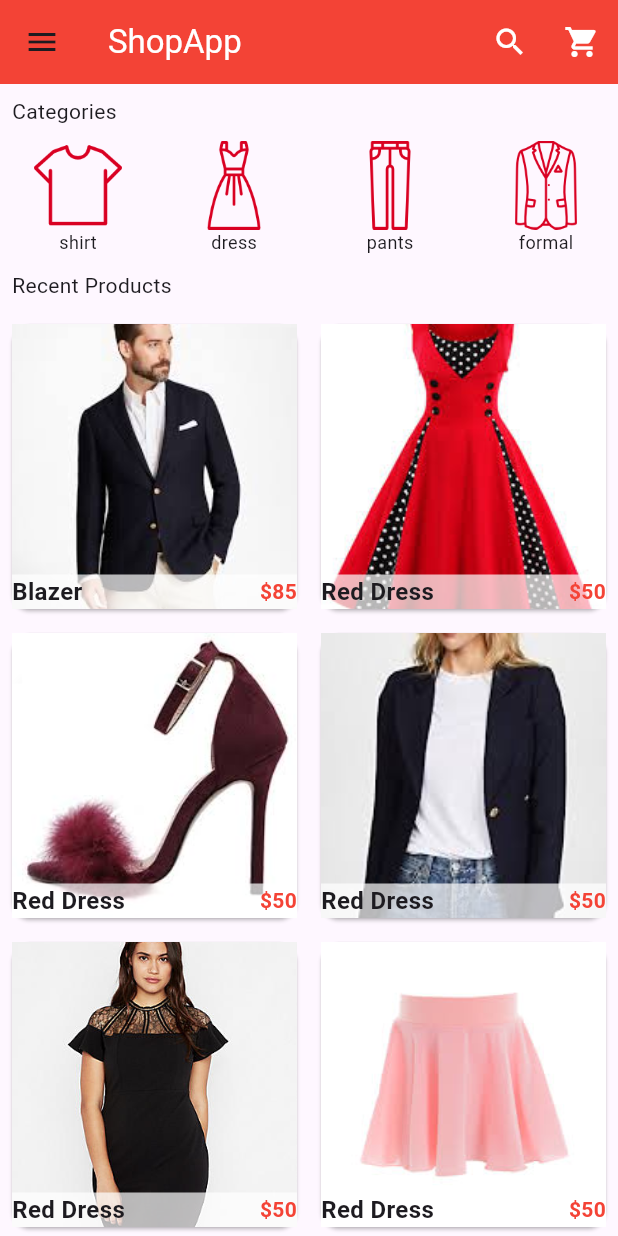
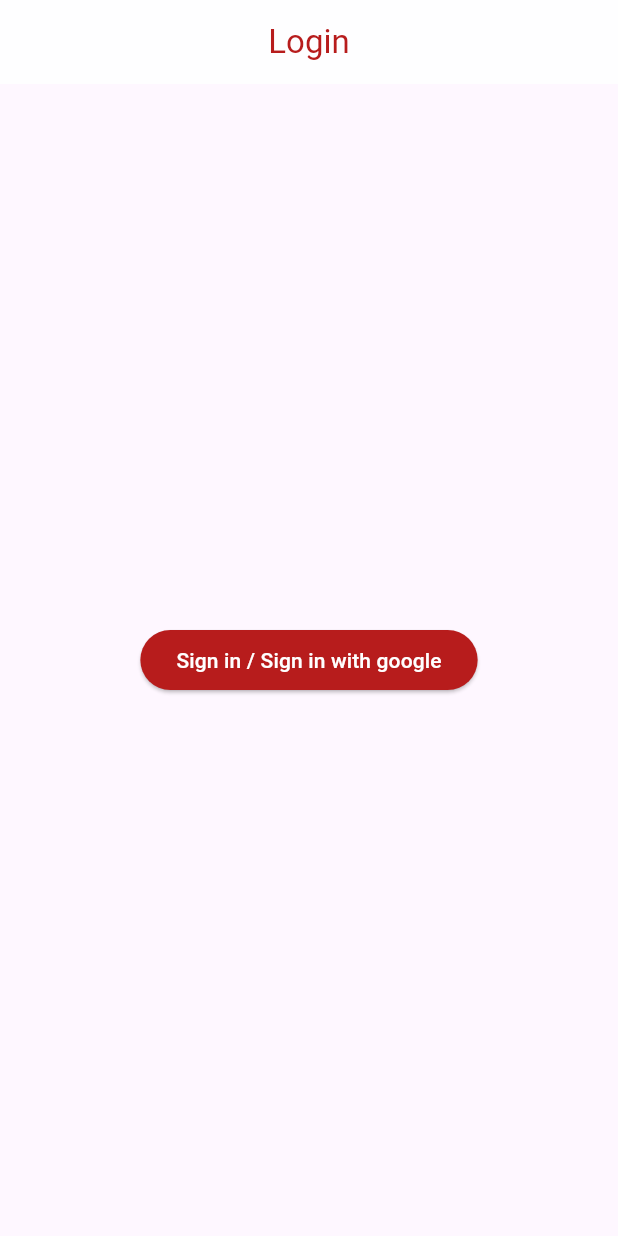
Before and after one commit to lesacIT/my_shop, a Flutter app: the screen it shows after launch, on a phone screen of 412 x 824 dp. Run offline on Flutter 3.47's test engine with Material 3 defaults, Android fonts, the phone set to English and light mode, and no system bars; our stand-ins replace cloud_firestore, firebase_auth, firebase_core, flutter_image_slideshow, fluttertoast, google_sign_in and 1 more; accounts and stored records are empty.

Commit message:
fix error lan 2

```diff
--- a/lib/main.dart
+++ b/lib/main.dart
@@ -1,190 +1,13 @@
+import 'package:firebase_core/firebase_core.dart';
 import 'package:flutter/material.dart';
-import 'package:flutter_image_slideshow/flutter_image_slideshow.dart';
+import './pages/login.dart';
 
-import 'package:my_shop/components/horizontal_listview.dart';
-import 'package:my_shop/components/products.dart';
-import 'package:my_shop/pages/cart.dart';
+void main() async {
+  WidgetsFlutterBinding.ensureInitialized();
+  await Firebase.initializeApp(); // Khởi tạo Firebase
 
-void main() {
   runApp(MaterialApp(
     debugShowCheckedModeBanner: false,
-    home: HomePage(),
+    home: Login(),
   ));
 }
-
-class HomePage extends StatelessWidget {
-  @override
-  Widget build(BuildContext context) {
-    Widget imageCarousel = ImageSlideshow(
-      width: double.infinity,
-      height: 200,
-      initialPage: 0,
-      indicatorColor: Colors.white,
-      indicatorBackgroundColor: Colors.grey,
-      children: [
-        Image.asset(
-          'images/c1.jpg',
-          fit: BoxFit.cover,
-        ),
-        Image.asset(
-          'images/m1.jpeg',
-          fit: BoxFit.cover,
-        ),
-        Image.asset(
-          'images/w3.jpeg',
-          fit: BoxFit.cover,
-        ),
-        Image.asset(
-          'images/w4.jpeg',
-          fit: BoxFit.cover,
-        ),
-        Image.asset(
-          'images/m2.jpg',
-          fit: BoxFit.cover,
-        ),
-      ],
-      onPageChanged: (value) {
-        print('Page changed: $value');
-      },
-      autoPlayInterval: 3000,
-      isLoop: true,
-    );
-    return Scaffold(
-      appBar: AppBar(
-        elevation: 0.1,
-        backgroundColor: Colors.red,
-        title: Text(
-          'ShopApp',
-          style: TextStyle(color: Colors.white),
-        ),
-        actions: <Widget>[
-          IconButton(
-            icon: Icon(
-              Icons.search,
-              color: Colors.white,
-            ),
-            onPressed: () {},
-          ),
-          IconButton(
-            icon: Icon(
-              Icons.shopping_cart,
-              color: Colors.white,
-            ),
-            onPressed: () {
-              Navigator.push(
-                  context, MaterialPageRoute(builder: (context) => new Cart()));
-            },
-          ),
-        ],
-      ),
-      drawer: Drawer(
-        child: ListView(
-          children: <Widget>[
-            UserAccountsDrawerHeader(
-              accountName: Text('Thu Thảo'),
-              accountEmail: Text('thao47827@gmail.com'),
-              currentAccountPicture: GestureDetector(
-                child: CircleAvatar(
-                  backgroundColor: Colors.grey,
-                  child: Icon(
-                    Icons.person,
-                    color: Colors.white,
-                  ),
-                ),
-              ),
-              decoration: BoxDecoration(
-                color: Colors.red,
-              ),
-            ),
-            InkWell(
-              onTap: () {},
-              child: ListTile(
-                title: Text('Home Page'),
-                leading: Icon(
-                  Icons.home,
-                  color: Colors.red,
-                ),
-              ),
-            ),
-            InkWell(
-              onTap: () {},
-              child: ListTile(
-                title: Text('My Account'),
-                leading: Icon(
-                  Icons.person,
-                  color: Colors.red,
-                ),
-              ),
-            ),
-            InkWell(
-              onTap: () {},
-              child: ListTile(
-                title: Text('My Orders'),
-                leading: Icon(
-                  Icons.shopping_basket,
-                  color: Colors.red,
-                ),
-              ),
-            ),
-            InkWell(
-              onTap: () {
-                Navigator.push(context,
-                    MaterialPageRoute(builder: (context) => new Cart()));
-              },
-              child: ListTile(
-                title: Text('Shopping Cart'),
-                leading: Icon(
-                  Icons.shopping_cart,
-                  color: Colors.red,
-                ),
-              ),
-            ),
-            InkWell(
-              onTap: () {},
-              child: ListTile(
-                title: Text('Favourites'),
-                leading: Icon(
-                  Icons.favorite,
-                  color: Colors.red,
-                ),
-              ),
-            ),
-            Divider(),
-            InkWell(
-              onTap: () {},
-              child: ListTile(
-                title: Text('Settings'),
-                leading: Icon(Icons.settings, color: Colors.blue),
-              ),
-            ),
-            InkWell(
-              onTap: () {},
-              child: ListTile(
-                title: Text('About'),
-                leading: Icon(Icons.help, color: Colors.green),
-              ),
-            ),
-          ],
-        ),
-      ),
-      body: new Column(
-        children: <Widget>[
-          // imageCarousel,
-          new Padding(
-            padding: const EdgeInsets.all(8.0),
-            child: Container(
-                alignment: Alignment.centerLeft, child: new Text('Categories')),
-          ),
-          HorizontalList(),
-          new Padding(
-            padding: const EdgeInsets.all(8.0),
-            child: Container(
-                alignment: Alignment.centerLeft,
-                child: new Text('Recent Products')),
-          ),
-          Flexible(child: Products()),
-        ],
-      ),
-    );
-  }
-}
--- /dev/null
+++ b/lib/pages/login.dart
@@ -0,0 +1,133 @@
+import 'package:shared_preferences/shared_preferences.dart';
+import 'package:fluttertoast/fluttertoast.dart';
+import 'package:firebase_auth/firebase_auth.dart';
+import 'package:google_sign_in/google_sign_in.dart';
+import 'package:cloud_firestore/cloud_firestore.dart';
+import 'home.dart';
+import 'package:flutter/material.dart';
+
+class Login extends StatefulWidget {
+  @override
+  _LoginState createState() => _LoginState();
+}
+
+class _LoginState extends State<Login> {
+  final GoogleSignIn googleSignIn = new GoogleSignIn();
+  final FirebaseAuth firebaseAuth = FirebaseAuth.instance;
+  late SharedPreferences preferences;
+  bool loading = false;
+  bool isLogedin = false;
+
+  @override
+  void initState() {
+    super.initState();
+    isSignedIn();
+  }
+
+  void isSignedIn() async {
+    setState(() {
+      loading = true;
+    });
+
+    preferences = await SharedPreferences.getInstance();
+    isLogedin = await googleSignIn.isSignedIn();
+
+    if (isLogedin) {
+      Navigator.pushReplacement(
+          context, MaterialPageRoute(builder: (context) => HomePage()));
+    }
+
+    setState(() {
+      loading = false;
+    });
+  }
+
+  Future handleSignedIn() async {
+    preferences = await SharedPreferences.getInstance();
+    setState(() {
+      loading = true;
+    });
+    GoogleSignInAccount? googleuser = await googleSignIn.signIn();
+    GoogleSignInAuthentication? googleSignInAuthentication =
+        await googleuser?.authentication;
+    final AuthCredential credential = GoogleAuthProvider.credential(
+      accessToken: googleSignInAuthentication?.accessToken,
+      idToken: googleSignInAuthentication?.idToken,
+    );
+    final UserCredential authresult =
+        await firebaseAuth.signInWithCredential(credential);
+    final User? user = authresult.user;
+
+    if (user != null) {
+      final QuerySnapshot result = await FirebaseFirestore.instance
+          .collection('users')
+          .where('id', isEqualTo: user.uid)
+          .get();
+      final List<DocumentSnapshot> documents = result.docs;
+      if (documents.length == 0) {
+        FirebaseFirestore.instance.collection('users').doc(user.uid).set({
+          "id": user.uid,
+          "username": user.displayName,
+          "profilepicture": user.photoURL,
+        });
+        await preferences.setString("id", user.uid ?? "");
+        await preferences.setString("username", user.displayName ?? "");
+        await preferences.setString("photoUrl", user.photoURL ?? "");
+      } else {
+        await preferences.setString("id", documents[0]['id']);
+        await preferences.setString("username", documents[0]['username']);
+        await preferences.setString("photoUrl", documents[0]['photoURL']);
+      }
+      Fluttertoast.showToast(msg: "Logged in successfuly");
+      setState(() {
+        loading = false;
+      });
+    }
+  }
+
+  @override
+  Widget build(BuildContext context) {
+    return Scaffold(
+      appBar: AppBar(
+        backgroundColor: Colors.white,
+        centerTitle: true,
+        title: new Text(
+          "Login",
+          style: TextStyle(color: Colors.red.shade900),
+        ),
+        elevation: 0.1,
+      ),
+      body: Stack(
+        children: <Widget>[
+          Center(
+            child: ElevatedButton(
+              style: ButtonStyle(
+                backgroundColor:
+                    MaterialStateProperty.all<Color>(Colors.red.shade900),
+              ),
+              onPressed: () {
+                handleSignedIn();
+              },
+              child: Text(
+                "Sign in / Sign in with google",
+                style: TextStyle(color: Colors.white),
+              ),
+            ),
+          ),
+          Visibility(
+            visible: loading ?? true,
+            child: Center(
+              child: Container(
+                alignment: Alignment.center,
+                color: Colors.white.withOpacity(0.9),
+                child: CircularProgressIndicator(
+                  valueColor: AlwaysStoppedAnimation<Color>(Colors.red),
+                ),
+              ),
+            ),
+          ),
+        ],
+      ),
+    );
+  }
+}
--- a/lib/pages/product_details.dart
+++ b/lib/pages/product_details.dart
@@ -1,5 +1,5 @@
 import 'package:flutter/material.dart';
-import 'package:my_shop/main.dart';
+import 'package:my_shop/pages/home.dart';
 
 class ProductDetails extends StatefulWidget {
   final product_detail_name;
```
Also changed, not shown: lib/pages/home.dart (added, +184 -0 lines), pubspec.yaml (+7 -1 lines), pubspec.lock, 5 other files.
